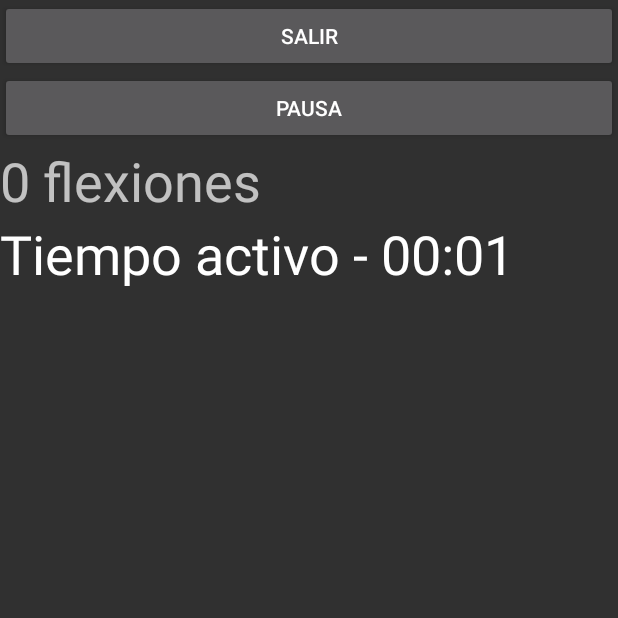
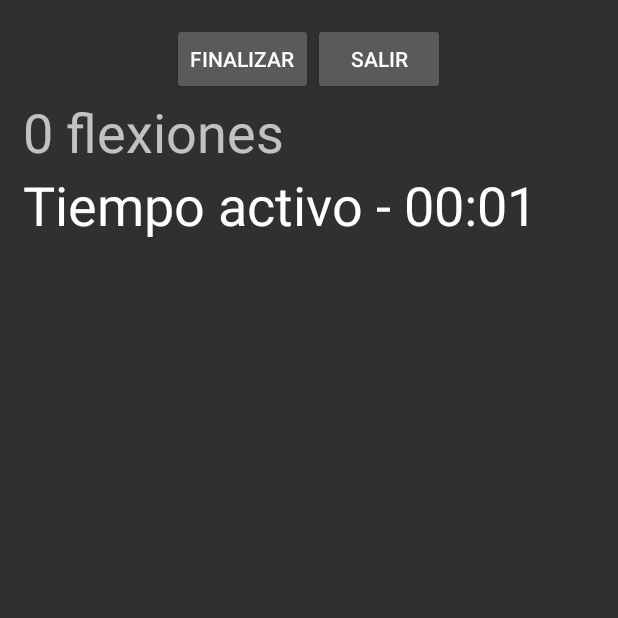
Before and after one commit to sergioaraque/Flexiones, an Android app: the Flexiones screen opened directly, with no data from a screen before it, on a phone screen of 412 x 824 dp, the top half of it. Run offline under Robolectric (Android 15) with nearby library versions, the phone set to English and light mode, and no system bars.

Commit message:
Reubicación de los botones y eliminación de Logs

```diff
--- a/app/src/main/java/com/sergioaraque/flexiones/Flexiones.java
+++ b/app/src/main/java/com/sergioaraque/flexiones/Flexiones.java
@@ -10,8 +10,6 @@ import android.widget.Button;
 import android.widget.Chronometer;
 import android.widget.LinearLayout;
 import android.widget.TextView;
-
-
 
 public class Flexiones extends AppCompatActivity {
 
@@ -58,12 +56,8 @@ public class Flexiones extends AppCompatActivity {
     }
 
     public void calcularMedia() {
-        Log.e("Test", "Testtt");
         long segundos =  (SystemClock.elapsedRealtime() - simpleChronometer.getBase()) / 1000;
-        Log.e("SEGUNDOS", segundos + "");
-        Log.e("FLEXIONES", contador + "");
         float resultado = (float) segundos / contador;
-        Log.e("Resultado", resultado + "");
         tvResultado.setText("Has hecho " + contador + " flexiones en " + segundos + " segundos. Esto da una media de " + resultado + " segundos por flexión");
     }
 }
--- a/app/src/main/res/layout/flexiones.xml
+++ b/app/src/main/res/layout/flexiones.xml
@@ -1,26 +1,35 @@
 <?xml version="1.0" encoding="utf-8"?>
-<LinearLayout
-    xmlns:android="http://schemas.android.com/apk/res/android" android:layout_width="match_parent"
-    android:layout_height="match_parent">
+<LinearLayout xmlns:android="http://schemas.android.com/apk/res/android"
+    android:layout_width="match_parent"
+    android:layout_height="match_parent"
+    android:layout_margin="15dp">
 
     <LinearLayout
         android:layout_width="match_parent"
         android:layout_height="match_parent"
         android:orientation="vertical">
 
-        <Button
-            android:id="@+id/btnSalir"
+        <LinearLayout
             android:layout_width="match_parent"
             android:layout_height="wrap_content"
-            android:onClick="volverInicio"
-            android:text="Salir" />
+            android:gravity="center|center_horizontal"
+            android:orientation="horizontal"
+            android:weightSum="2">
 
-        <Button
-            android:id="@+id/btnParar"
-            android:layout_width="match_parent"
-            android:layout_height="wrap_content"
-            android:onClick="pararCronometro"
-            android:text="Pausa" />
+            <Button
+                android:id="@+id/btnParar"
+                android:layout_width="wrap_content"
+                android:layout_height="wrap_content"
+                android:onClick="pararCronometro"
+                android:text="Finalizar" />
+
+            <Button
+                android:id="@+id/btnSalir"
+                android:layout_width="wrap_content"
+                android:layout_height="wrap_content"
+                android:onClick="volverInicio"
+                android:text="Salir" />
+        </LinearLayout>
 
         <LinearLayout
             android:id="@+id/linearLayoutContador"
```
